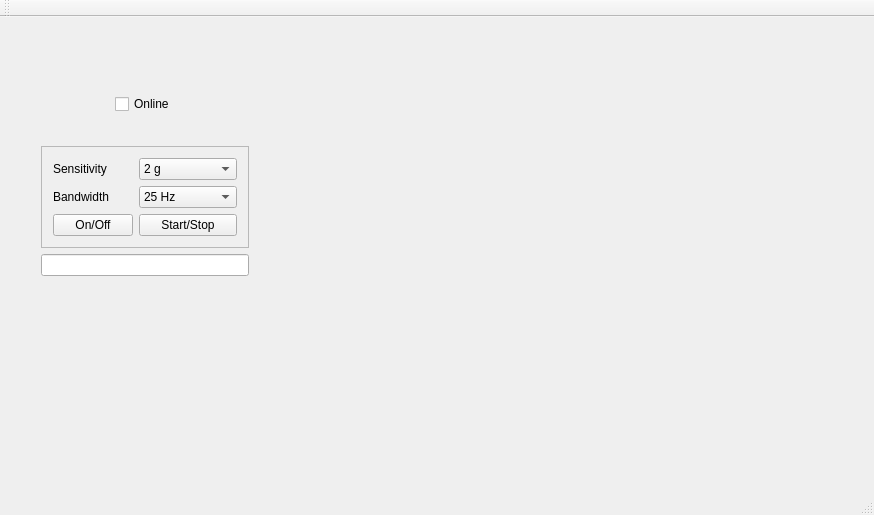
Before: the Qt Designer form Hitme.ui/forms/hitmemainwindow.ui in Schumbi/HitMe, drawn with Qt 5.
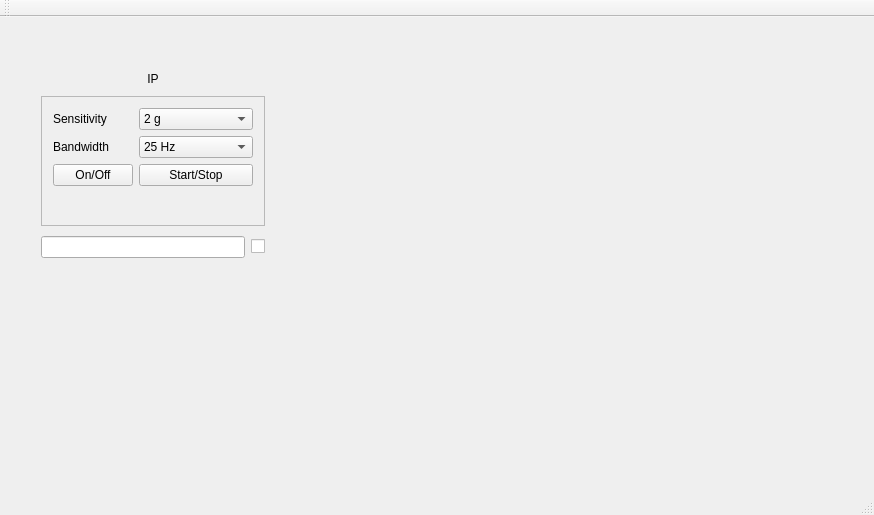
After: the same form once the commit is applied.

Commit message: added first version of sensor info transfer

Diff of the .ui file:
```diff
--- a/Hitme.ui/forms/hitmemainwindow.ui
+++ b/Hitme.ui/forms/hitmemainwindow.ui
@@ -28,65 +28,35 @@
      <rect>
       <x>30</x>
       <y>40</y>
-      <width>230</width>
-      <height>230</height>
+      <width>246</width>
+      <height>218</height>
      </rect>
     </property>
     <layout class="QVBoxLayout" name="verticalLayout">
      <item>
-      <layout class="QHBoxLayout" name="horizontalLayout">
-       <item>
-        <spacer name="horizontalSpacer_2">
-         <property name="orientation">
-          <enum>Qt::Horizontal</enum>
-         </property>
-         <property name="sizeHint" stdset="0">
-          <size>
-           <width>40</width>
-           <height>20</height>
-          </size>
-         </property>
-        </spacer>
-       </item>
-       <item alignment="Qt::AlignHCenter|Qt::AlignVCenter">
-        <widget class="QCheckBox" name="checkBox_isOnline">
-         <property name="mouseTracking">
-          <bool>false</bool>
-         </property>
-         <property name="focusPolicy">
-          <enum>Qt::TabFocus</enum>
-         </property>
-         <property name="contextMenuPolicy">
-          <enum>Qt::NoContextMenu</enum>
+      <widget class="QLabel" name="label_sensorIP">
+       <property name="sizePolicy">
+        <sizepolicy hsizetype="Preferred" vsizetype="Maximum">
+         <horstretch>0</horstretch>
+         <verstretch>0</verstretch>
+        </sizepolicy>
          </property>
          <property name="text">
-          <string>Online</string>
-         </property>
-         <property name="checkable">
-          <bool>false</bool>
-         </property>
-         <property name="tristate">
-          <bool>true</bool>
-         </property>
-        </widget>
-       </item>
-       <item>
-        <spacer name="horizontalSpacer">
-         <property name="orientation">
-          <enum>Qt::Horizontal</enum>
-         </property>
-         <property name="sizeHint" stdset="0">
-          <size>
-           <width>40</width>
-           <height>20</height>
-          </size>
-         </property>
-        </spacer>
-       </item>
-      </layout>
+        <string>IP</string>
+       </property>
+       <property name="alignment">
+        <set>Qt::AlignCenter</set>
+       </property>
+      </widget>
      </item>
      <item>
       <widget class="QFrame" name="frame_sensorSettings">
+       <property name="sizePolicy">
+        <sizepolicy hsizetype="Preferred" vsizetype="Maximum">
+         <horstretch>0</horstretch>
+         <verstretch>0</verstretch>
+        </sizepolicy>
+       </property>
        <property name="frameShape">
         <enum>QFrame::StyledPanel</enum>
        </property>
@@ -180,9 +150,22 @@
           </property>
          </widget>
         </item>
+        <item row="3" column="0">
+         <widget class="QFrame" name="frame">
+          <property name="sizePolicy">
+           <sizepolicy hsizetype="Preferred" vsizetype="Maximum">
+            <horstretch>0</horstretch>
+            <verstretch>0</verstretch>
+           </sizepolicy>
+          </property>
+          <layout class="QHBoxLayout" name="horizontalLayout"/>
+         </widget>
+        </item>
        </layout>
       </widget>
      </item>
+     <item>
+      <layout class="QHBoxLayout" name="horizontalLayout_2">
      <item>
       <widget class="QLineEdit" name="lineEdit_answer">
        <property name="cursor">
@@ -201,9 +184,45 @@
         <bool>true</bool>
        </property>
        <property name="clearButtonEnabled">
-        <bool>true</bool>
-       </property>
-      </widget>
+          <bool>false</bool>
+         </property>
+        </widget>
+       </item>
+       <item>
+        <widget class="QCheckBox" name="checkBox_isOnline">
+         <property name="sizePolicy">
+          <sizepolicy hsizetype="Minimum" vsizetype="Maximum">
+           <horstretch>0</horstretch>
+           <verstretch>0</verstretch>
+          </sizepolicy>
+         </property>
+         <property name="mouseTracking">
+          <bool>false</bool>
+         </property>
+         <property name="focusPolicy">
+          <enum>Qt::TabFocus</enum>
+         </property>
+         <property name="contextMenuPolicy">
+          <enum>Qt::NoContextMenu</enum>
+         </property>
+         <property name="layoutDirection">
+          <enum>Qt::LeftToRight</enum>
+         </property>
+         <property name="autoFillBackground">
+          <bool>false</bool>
+         </property>
+         <property name="text">
+          <string/>
+         </property>
+         <property name="checkable">
+          <bool>false</bool>
+         </property>
+         <property name="tristate">
+          <bool>false</bool>
+         </property>
+        </widget>
+       </item>
+      </layout>
      </item>
     </layout>
    </widget>
```
Lines whose indentation alone changed are shown as unchanged. The commit also changes 13 other files.
